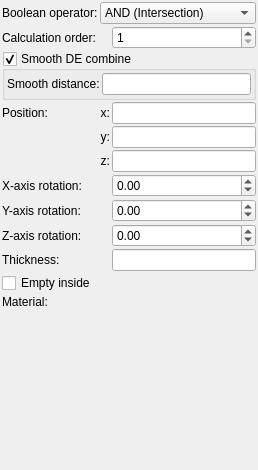
The window that mandelbulber2/formula/ui/primitive_plane.ui (buddhi1980/mandelbulber2) describes before a commit, drawn with Qt 5.
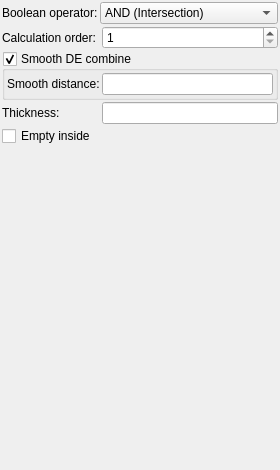
The same window after the commit. Custom widgets are drawn as their Qt base class.

Diff of the .ui file:
```diff
--- a/mandelbulber2/formula/ui/primitive_plane.ui
+++ b/mandelbulber2/formula/ui/primitive_plane.ui
@@ -6,7 +6,7 @@
    <rect>
     <x>0</x>
     <y>0</y>
-    <width>258</width>
+    <width>280</width>
     <height>470</height>
    </rect>
   </property>
@@ -34,80 +34,8 @@
      <property name="spacing">
       <number>2</number>
      </property>
-     <item row="8" column="0">
-      <widget class="QLabel" name="label_15">
-       <property name="text">
-        <string>Z-axis rotation:</string>
-       </property>
-      </widget>
-     </item>
-     <item row="0" column="1" colspan="2">
-      <widget class="MyComboBox" name="comboBox_boolean_operator">
-       <property name="sizePolicy">
-        <sizepolicy hsizetype="Preferred" vsizetype="Preferred">
-         <horstretch>0</horstretch>
-         <verstretch>0</verstretch>
-        </sizepolicy>
-       </property>
-       <item>
-        <property name="text">
-         <string>AND (Intersection)</string>
-        </property>
-       </item>
-       <item>
-        <property name="text">
-         <string>OR (Union)</string>
-        </property>
-       </item>
-       <item>
-        <property name="text">
-         <string>SUB (Complement)</string>
-        </property>
-       </item>
-       <item>
-        <property name="text">
-         <string>rev SUB (B-A)</string>
-        </property>
-       </item>
-      </widget>
-     </item>
-     <item row="7" column="0">
-      <widget class="QLabel" name="label_9">
-       <property name="text">
-        <string>Y-axis rotation:</string>
-       </property>
-      </widget>
-     </item>
-     <item row="6" column="2">
-      <widget class="MyDoubleSpinBox" name="spinboxd3_rotation_x">
-       <property name="sizePolicy">
-        <sizepolicy hsizetype="Minimum" vsizetype="Maximum">
-         <horstretch>0</horstretch>
-         <verstretch>0</verstretch>
-        </sizepolicy>
-       </property>
-       <property name="prefix">
-        <string/>
-       </property>
-       <property name="suffix">
-        <string/>
-       </property>
-       <property name="decimals">
-        <number>2</number>
-       </property>
-       <property name="minimum">
-        <double>-36000.000000000000000</double>
-       </property>
-       <property name="maximum">
-        <double>36000.000000000000000</double>
-       </property>
-       <property name="singleStep">
-        <double>0.100000000000000</double>
-       </property>
-      </widget>
-     </item>
-     <item row="5" column="2">
-      <widget class="MyLineEdit" name="vect3_position_z">
+     <item row="3" column="2">
+      <widget class="MyLineEdit" name="logedit_wall_thickness">
        <property name="sizePolicy">
         <sizepolicy hsizetype="Expanding" vsizetype="Maximum">
          <horstretch>0</horstretch>
@@ -116,16 +44,6 @@
        </property>
       </widget>
      </item>
-     <item row="11" column="1" colspan="2">
-      <widget class="cMaterialSelector" name="materialselector_material_id" native="true">
-       <property name="sizePolicy">
-        <sizepolicy hsizetype="Preferred" vsizetype="Minimum">
-         <horstretch>0</horstretch>
-         <verstretch>0</verstretch>
-        </sizepolicy>
-       </property>
-      </widget>
-     </item>
      <item row="0" column="0">
       <widget class="QLabel" name="label_21">
        <property name="text">
@@ -136,26 +54,6 @@
        </property>
       </widget>
      </item>
-     <item row="1" column="0">
-      <widget class="QLabel" name="label_22">
-       <property name="text">
-        <string>Calculation order:</string>
-       </property>
-       <property name="wordWrap">
-        <bool>true</bool>
-       </property>
-      </widget>
-     </item>
-     <item row="3" column="2">
-      <widget class="MyLineEdit" name="vect3_position_x">
-       <property name="sizePolicy">
-        <sizepolicy hsizetype="Expanding" vsizetype="Maximum">
-         <horstretch>0</horstretch>
-         <verstretch>0</verstretch>
-        </sizepolicy>
-       </property>
-      </widget>
-     </item>
      <item row="1" column="2">
       <widget class="MySpinBox" name="spinboxInt_calculation_order">
        <property name="sizePolicy">
@@ -222,144 +120,57 @@
        </layout>
       </widget>
      </item>
-     <item row="10" column="0" colspan="3">
-      <widget class="MyCheckBox" name="checkBox_empty">
+     <item row="1" column="0">
+      <widget class="QLabel" name="label_22">
        <property name="text">
-        <string>Empty inside</string>
+        <string>Calculation order:</string>
        </property>
-      </widget>
-     </item>
-     <item row="8" column="2">
-      <widget class="MyDoubleSpinBox" name="spinboxd3_rotation_z">
-       <property name="sizePolicy">
-        <sizepolicy hsizetype="Minimum" vsizetype="Maximum">
-         <horstretch>0</horstretch>
-         <verstretch>0</verstretch>
-        </sizepolicy>
+       <property name="wordWrap">
+        <bool>true</bool>
        </property>
-       <property name="prefix">
-        <string/>
-       </property>
-       <property name="suffix">
-        <string/>
-       </property>
-       <property name="decimals">
-        <number>2</number>
-       </property>
-       <property name="minimum">
-        <double>-36000.000000000000000</double>
-       </property>
-       <property name="maximum">
-        <double>36000.000000000000000</double>
-       </property>
-       <property name="singleStep">
-        <double>0.100000000000000</double>
-       </property>
       </widget>
      </item>
-     <item row="5" column="1">
-      <widget class="QLabel" name="label_13">
-       <property name="text">
-        <string>z:</string>
-       </property>
-       <property name="alignment">
-        <set>Qt::AlignRight|Qt::AlignTrailing|Qt::AlignVCenter</set>
-       </property>
-      </widget>
-     </item>
-     <item row="4" column="2">
-      <widget class="MyLineEdit" name="vect3_position_y">
+     <item row="0" column="1" colspan="2">
+      <widget class="MyComboBox" name="comboBox_boolean_operator">
        <property name="sizePolicy">
-        <sizepolicy hsizetype="Expanding" vsizetype="Maximum">
+        <sizepolicy hsizetype="Preferred" vsizetype="Preferred">
          <horstretch>0</horstretch>
          <verstretch>0</verstretch>
         </sizepolicy>
        </property>
-      </widget>
-     </item>
-     <item row="4" column="1">
-      <widget class="QLabel" name="label_12">
-       <property name="text">
-        <string>y:</string>
-       </property>
-       <property name="alignment">
-        <set>Qt::AlignRight|Qt::AlignTrailing|Qt::AlignVCenter</set>
-       </property>
-      </widget>
-     </item>
-     <item row="11" column="0">
-      <widget class="QLabel" name="label_20">
-       <property name="text">
-        <string>Material:</string>
-       </property>
+       <item>
+        <property name="text">
+         <string>AND (Intersection)</string>
+        </property>
+       </item>
+       <item>
+        <property name="text">
+         <string>OR (Union)</string>
+        </property>
+       </item>
+       <item>
+        <property name="text">
+         <string>SUB (Complement)</string>
+        </property>
+       </item>
+       <item>
+        <property name="text">
+         <string>rev SUB (B-A)</string>
+        </property>
+       </item>
       </widget>
      </item>
      <item row="3" column="0">
-      <widget class="QLabel" name="label_10">
-       <property name="text">
-        <string>Position:</string>
-       </property>
-      </widget>
-     </item>
-     <item row="6" column="0">
-      <widget class="QLabel" name="label_8">
-       <property name="text">
-        <string>X-axis rotation:</string>
-       </property>
-      </widget>
-     </item>
-     <item row="7" column="2">
-      <widget class="MyDoubleSpinBox" name="spinboxd3_rotation_y">
-       <property name="sizePolicy">
-        <sizepolicy hsizetype="Minimum" vsizetype="Maximum">
-         <horstretch>0</horstretch>
-         <verstretch>0</verstretch>
-        </sizepolicy>
-       </property>
-       <property name="prefix">
-        <string/>
-       </property>
-       <property name="suffix">
-        <string/>
-       </property>
-       <property name="decimals">
-        <number>2</number>
-       </property>
-       <property name="minimum">
-        <double>-36000.000000000000000</double>
-       </property>
-       <property name="maximum">
-        <double>36000.000000000000000</double>
-       </property>
-       <property name="singleStep">
-        <double>0.100000000000000</double>
-       </property>
-      </widget>
-     </item>
-     <item row="3" column="1">
-      <widget class="QLabel" name="label_11">
-       <property name="text">
-        <string>x:</string>
-       </property>
-       <property name="alignment">
-        <set>Qt::AlignRight|Qt::AlignTrailing|Qt::AlignVCenter</set>
-       </property>
-      </widget>
-     </item>
-     <item row="9" column="0">
       <widget class="QLabel" name="label_3">
        <property name="text">
         <string>Thickness:</string>
        </property>
       </widget>
      </item>
-     <item row="9" column="2">
-      <widget class="MyLineEdit" name="logedit_wall_thickness">
-       <property name="sizePolicy">
-        <sizepolicy hsizetype="Expanding" vsizetype="Maximum">
-         <horstretch>0</horstretch>
-         <verstretch>0</verstretch>
-        </sizepolicy>
+     <item row="4" column="0" colspan="3">
+      <widget class="MyCheckBox" name="checkBox_empty">
+       <property name="text">
+        <string>Empty inside</string>
        </property>
       </widget>
      </item>
@@ -381,11 +192,6 @@
   </layout>
  </widget>
  <customwidgets>
-  <customwidget>
-   <class>MyDoubleSpinBox</class>
-   <extends>QDoubleSpinBox</extends>
-   <header>my_double_spin_box.h</header>
-  </customwidget>
   <customwidget>
    <class>MyCheckBox</class>
    <extends>QCheckBox</extends>
@@ -396,12 +202,6 @@
    <extends>QLineEdit</extends>
    <header>my_line_edit.h</header>
   </customwidget>
-  <customwidget>
-   <class>cMaterialSelector</class>
-   <extends>QWidget</extends>
-   <header>material_selector.h</header>
-   <container>1</container>
-  </customwidget>
   <customwidget>
    <class>MyComboBox</class>
    <extends>QComboBox</extends>
```
Left out of the diff: 6 changed lines with no effect on the pictures.
